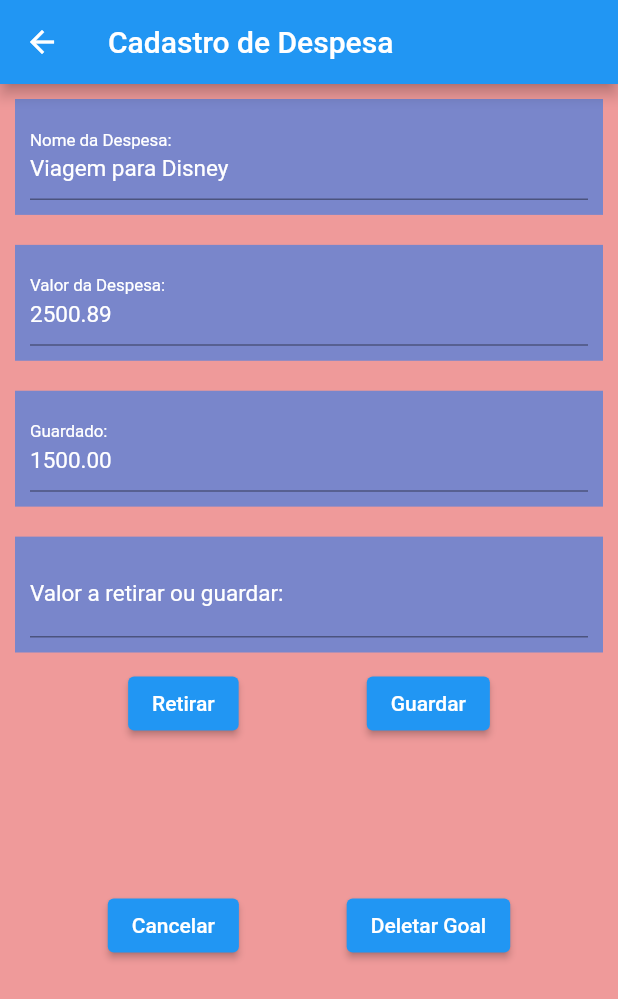
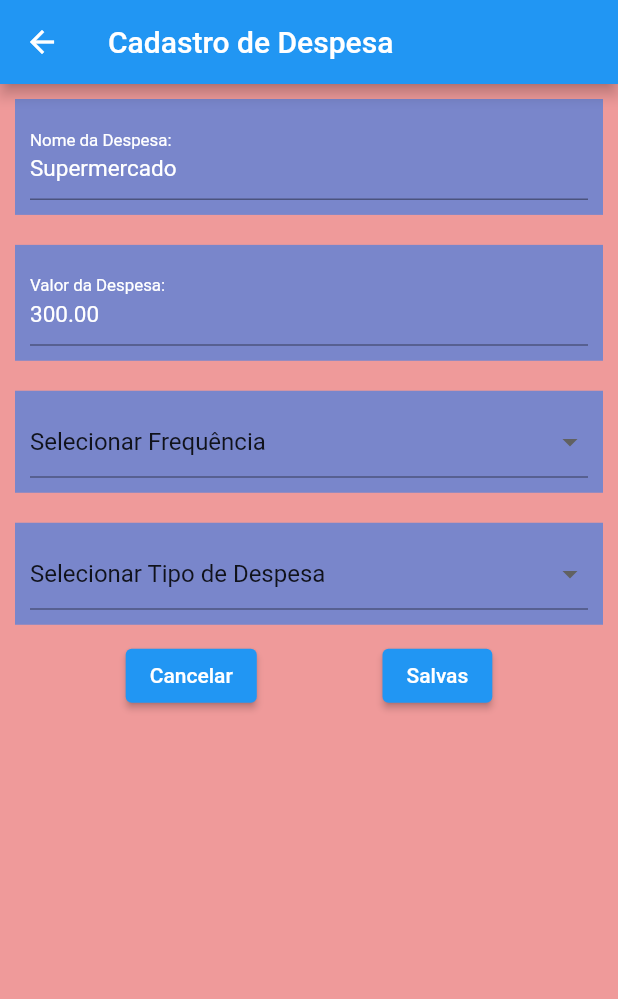
Before and after one commit to RichbertOliveira/GOALS, a Flutter app: the _EditDespesasState screen opened directly, on a phone screen of 412 x 824 dp. Shown: the top 999 px of the screen. Run offline on Flutter 3.47's test engine with Material 2 defaults, Android fonts, the light colour scheme and no system bars.

Commit message:
feat: dropdown na pagina de nova despesa

```diff
--- a/codigo/lib/Despesas.dart
+++ b/codigo/lib/Despesas.dart
@@ -179,7 +179,7 @@ class _EditDespesasState extends StatelessWidget {
               color: Colors.indigo[300],
               padding: const EdgeInsets.all(10.0),
               child: TextFormField(
-                initialValue: "Viagem para Disney",
+                initialValue: "Supermercado",
                 style: const TextStyle(fontSize: 15, color: Colors.white),
                 keyboardType: TextInputType.text,
                 decoration: const InputDecoration(
@@ -201,7 +201,7 @@ class _EditDespesasState extends StatelessWidget {
               color: Colors.indigo[300],
               padding: const EdgeInsets.all(10.0),
               child: TextFormField(
-                initialValue: "2500.89",
+                initialValue: "300.00",
                 keyboardType: TextInputType.number,
                 style: const TextStyle(fontSize: 15, color: Colors.white),
                 decoration: const InputDecoration(
@@ -217,57 +217,29 @@ class _EditDespesasState extends StatelessWidget {
                 autovalidateMode: AutovalidateMode.onUserInteraction,
               ),
             ),
+
             Container(
               alignment: Alignment.center,
               margin: const EdgeInsets.all(10.0),
               color: Colors.indigo[300],
               padding: const EdgeInsets.all(10.0),
-              child: TextFormField(
-                initialValue: "1500.00",
-                keyboardType: TextInputType.number,
-                readOnly: true,
-                style: const TextStyle(fontSize: 15, color: Colors.white),
-                decoration: const InputDecoration(
-                  labelText: "Guardado: ",
-                  labelStyle: TextStyle(fontSize: 15, color: Colors.white),
-                ),
+              child: DropdownButtonFormField<String>(
+                items: [DropdownMenuItem<String>(child:Text("Selecionar Frequência")),],
+                onChanged: (Object? value) {  },
               ),
             ),
+
             Container(
               alignment: Alignment.center,
               margin: const EdgeInsets.all(10.0),
               color: Colors.indigo[300],
               padding: const EdgeInsets.all(10.0),
-              child: TextFormField(
-                keyboardType: TextInputType.number,
-                style: const TextStyle(fontSize: 15, color: Colors.white),
-                inputFormatters: [
-                  FilteringTextInputFormatter.digitsOnly,
-                ],
-                decoration: const InputDecoration(
-                  labelText: "Valor a retirar ou guardar: ",
-                  labelStyle: TextStyle(fontSize: 15, color: Colors.white),
-                ),
+              child: DropdownButtonFormField<String>(
+                items: [DropdownMenuItem<String>(child:Text("Selecionar Tipo de Despesa")),],
+                onChanged: (Object? value) {  },
               ),
             ),
-            Row(
-              mainAxisAlignment: MainAxisAlignment.spaceEvenly,
-              children: [
-                ElevatedButton(
-                  onPressed: () {
-                    Navigator.pop(context);
-                  },
-                  child: const Text('Retirar'),
-                ),
-                ElevatedButton(
-                  onPressed: () {
-                    Navigator.pop(context);
-                  },
-                  child: const Text('Guardar'),
-                ),
-              ],
-            ),
-            Container(height: 100,),
+
             Row(
               crossAxisAlignment: CrossAxisAlignment.end,
               mainAxisAlignment: MainAxisAlignment.spaceEvenly,
@@ -282,7 +254,7 @@ class _EditDespesasState extends StatelessWidget {
                   onPressed: () {
                     Navigator.pop(context);
                   },
-                  child: const Text('Deletar Goal'),
+                  child: const Text('Salvas'),
                 ),
               ],
             ),
```
